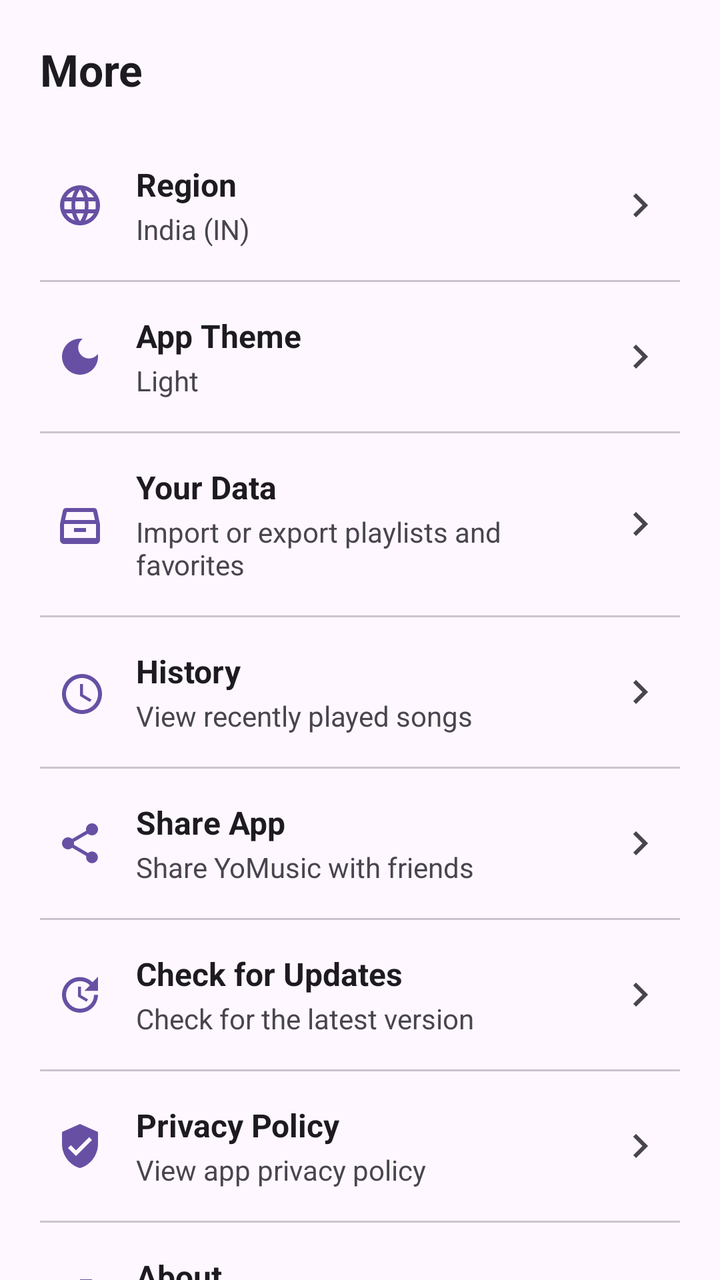
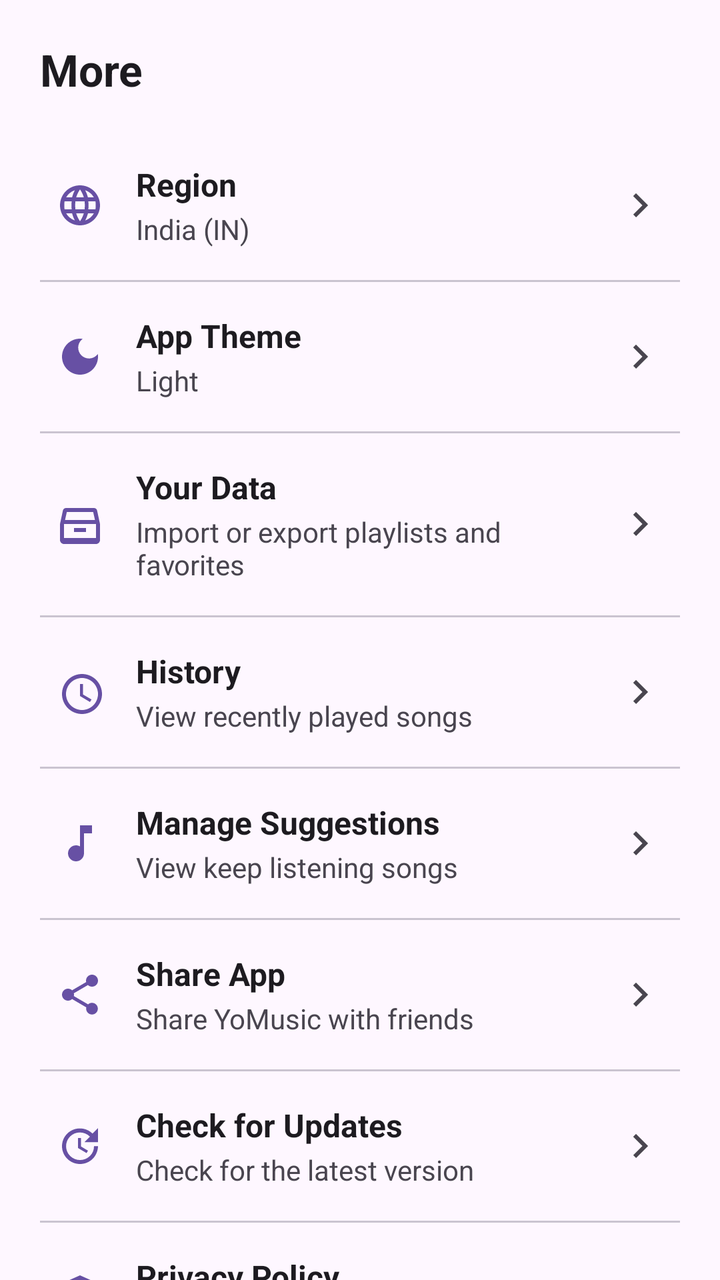

Two renders of the same Android screen: before a commit and after it. Below are the layout's source before the change and the commit's diff.
<!-- AndroidManifest.xml: application theme Theme.YoMusic -->
<!-- res/layout/fragment_more.xml -->
<?xml version="1.0" encoding="utf-8"?>
<androidx.core.widget.NestedScrollView xmlns:android="http://schemas.android.com/apk/res/android"
    xmlns:app="http://schemas.android.com/apk/res-auto"
    android:layout_width="match_parent"
    android:layout_height="match_parent"
    android:background="?attr/colorSurface">

    <LinearLayout
        android:layout_width="match_parent"
        android:layout_height="wrap_content"
        android:orientation="vertical"
        android:padding="20dp">

        <TextView
            android:layout_width="wrap_content"
            android:layout_height="wrap_content"
            android:text="More"
            android:textAppearance="@style/TextAppearance.Material3.TitleLarge"
            android:textStyle="bold"
            android:layout_marginBottom="24dp"/>

        
        <LinearLayout
            android:id="@+id/btn_region"
            android:layout_width="match_parent"
            android:layout_height="wrap_content"
            android:orientation="horizontal"
            android:gravity="center_vertical"
            android:paddingVertical="8dp"
            android:paddingHorizontal="8dp"
            android:background="?android:attr/selectableItemBackground"
            android:clickable="true"
            android:focusable="true">

            <ImageView
                android:layout_width="24dp"
                android:layout_height="24dp"
                android:src="@drawable/ic_language"
                android:contentDescription="Region"
                app:tint="?attr/colorPrimary"/>

            <LinearLayout
                android:layout_width="0dp"
                android:layout_height="wrap_content"
                android:layout_weight="1"
                android:orientation="vertical"
                android:layout_marginStart="16dp">

                <TextView
                    android:layout_width="wrap_content"
                    android:layout_height="wrap_content"
                    android:text="Region"
                    android:textSize="16sp"
                    android:textStyle="bold"
                    android:textColor="?attr/colorOnSurface"/>

                <TextView
                    android:id="@+id/tv_current_region"
                    android:layout_width="wrap_content"
                    android:layout_height="wrap_content"
                    android:text="India (IN)"
                    android:textSize="14sp"
                    android:textColor="?attr/colorOnSurfaceVariant"
                    android:layout_marginTop="2dp"/>
            </LinearLayout>

            <ImageView
                android:layout_width="24dp"
                android:layout_height="24dp"
                android:src="@drawable/ic_chevron_right"
                android:contentDescription="Chevron"
                app:tint="?attr/colorOnSurfaceVariant"/>
        </LinearLayout>

        
        <View
            android:layout_width="match_parent"
            android:layout_height="1dp"
            android:background="?attr/colorOutlineVariant"
            android:layout_marginVertical="8dp"/>

        
        <LinearLayout
            android:id="@+id/btn_theme"
            android:layout_width="match_parent"
            android:layout_height="wrap_content"
            android:orientation="horizontal"
            android:gravity="center_vertical"
            android:paddingVertical="8dp"
            android:paddingHorizontal="8dp"
            android:background="?android:attr/selectableItemBackground"
            android:clickable="true"
            android:focusable="true">

            <ImageView
                android:layout_width="24dp"
                android:layout_height="24dp"
                android:src="@drawable/ic_dark_mode"
                android:contentDescription="Theme"
                app:tint="?attr/colorPrimary"/>

            <LinearLayout
                android:layout_width="0dp"
                android:layout_height="wrap_content"
                android:layout_weight="1"
                android:orientation="vertical"
                android:layout_marginStart="16dp">

                <TextView
                    android:layout_width="wrap_content"
                    android:layout_height="wrap_content"
                    android:text="App Theme"
                    android:textSize="16sp"
                    android:textStyle="bold"
                    android:textColor="?attr/colorOnSurface"/>

                <TextView
                    android:id="@+id/tv_theme_status"
                    android:layout_width="wrap_content"
                    android:layout_height="wrap_content"
                    android:text="Light"
                    android:textSize="14sp"
                    android:textColor="?attr/colorOnSurfaceVariant"
                    android:layout_marginTop="2dp"/>
            </LinearLayout>

            <ImageView
                android:layout_width="24dp"
                android:layout_height="24dp"
                android:src="@drawable/ic_chevron_right"
                android:contentDescription="Chevron"
                app:tint="?attr/colorOnSurfaceVariant"/>
        </LinearLayout>

        
        <View
            android:layout_width="match_parent"
            android:layout_height="1dp"
            android:background="?attr/colorOutlineVariant"
            android:layout_marginVertical="8dp"/>

        
        <LinearLayout
            android:id="@+id/btn_your_data"
            android:layout_width="match_parent"
            android:layout_height="wrap_content"
            android:orientation="horizontal"
            android:gravity="center_vertical"
            android:paddingVertical="8dp"
            android:paddingHorizontal="8dp"
            android:background="?android:attr/selectableItemBackground"
            android:clickable="true"
            android:focusable="true">

            <ImageView
                android:layout_width="24dp"
                android:layout_height="24dp"
                android:src="@drawable/ic_archive"
                android:contentDescription="Your Data"
                app:tint="?attr/colorPrimary"/>

            <LinearLayout
                android:layout_width="0dp"
                android:layout_height="wrap_content"
                android:layout_weight="1"
                android:orientation="vertical"
                android:layout_marginStart="16dp">

                <TextView
                    android:layout_width="wrap_content"
                    android:layout_height="wrap_content"
                    android:text="Your Data"
                    android:textSize="16sp"
                    android:textStyle="bold"
                    android:textColor="?attr/colorOnSurface"/>

                <TextView
                    android:layout_width="wrap_content"
                    android:layout_height="wrap_content"
                    android:text="Import or export playlists and favorites"
                    android:textSize="14sp"
                    android:textColor="?attr/colorOnSurfaceVariant"
                    android:layout_marginTop="2dp"/>
            </LinearLayout>

            <ImageView
                android:layout_width="24dp"
                android:layout_height="24dp"
                android:src="@drawable/ic_chevron_right"
                android:contentDescription="Chevron"
                app:tint="?attr/colorOnSurfaceVariant"/>
        </LinearLayout>

        
        <View
            android:layout_width="match_parent"
            android:layout_height="1dp"
            android:background="?attr/colorOutlineVariant"
            android:layout_marginVertical="8dp"/>

        
        <LinearLayout
            android:id="@+id/btn_history"
            android:layout_width="match_parent"
            android:layout_height="wrap_content"
            android:orientation="horizontal"
            android:gravity="center_vertical"
            android:paddingVertical="8dp"
            android:paddingHorizontal="8dp"
            android:background="?android:attr/selectableItemBackground"
            android:clickable="true"
            android:focusable="true">

            <ImageView
                android:layout_width="24dp"
                android:layout_height="24dp"
                android:src="@drawable/ic_history"
                android:contentDescription="Song History"
                app:tint="?attr/colorPrimary"/>

            <LinearLayout
                android:layout_width="0dp"
                android:layout_height="wrap_content"
                android:layout_weight="1"
                android:orientation="vertical"
                android:layout_marginStart="16dp">

                <TextView
                    android:layout_width="wrap_content"
                    android:layout_height="wrap_content"
                    android:text="History"
                    android:textSize="16sp"
                    android:textStyle="bold"
                    android:textColor="?attr/colorOnSurface"/>

                <TextView
                    android:layout_width="wrap_content"
                    android:layout_height="wrap_content"
                    android:text="View recently played songs"
                    android:textSize="14sp"
                    android:textColor="?attr/colorOnSurfaceVariant"
                    android:layout_marginTop="2dp"/>
            </LinearLayout>

            <ImageView
                android:layout_width="24dp"
                android:layout_height="24dp"
                android:src="@drawable/ic_chevron_right"
                android:contentDescription="Chevron"
                app:tint="?attr/colorOnSurfaceVariant"/>
        </LinearLayout>

        
        <View
            android:layout_width="match_parent"
            android:layout_height="1dp"
            android:background="?attr/colorOutlineVariant"
            android:layout_marginVertical="8dp"/>

        
        <LinearLayout
            android:id="@+id/btn_share_app"
            android:layout_width="match_parent"
            android:layout_height="wrap_content"
            android:orientation="horizontal"
            android:gravity="center_vertical"
            android:paddingVertical="8dp"
            android:paddingHorizontal="8dp"
            android:background="?android:attr/selectableItemBackground"
            android:clickable="true"
            android:focusable="true">

            <ImageView
                android:layout_width="24dp"
                android:layout_height="24dp"
                android:src="@drawable/ic_share"
                android:contentDescription="Share"
                app:tint="?attr/colorPrimary"/>

            <LinearLayout
                android:layout_width="0dp"
                android:layout_height="wrap_content"
                android:layout_weight="1"
                android:orientation="vertical"
                android:layout_marginStart="16dp">

                <TextView
                    android:layout_width="wrap_content"
                    android:layout_height="wrap_content"
                    android:text="Share App"
                    android:textSize="16sp"
                    android:textStyle="bold"
                    android:textColor="?attr/colorOnSurface"/>

                <TextView
                    android:layout_width="wrap_content"
                    android:layout_height="wrap_content"
                    android:text="Share YoMusic with friends"
                    android:textSize="14sp"
                    android:textColor="?attr/colorOnSurfaceVariant"
                    android:layout_marginTop="2dp"/>
            </LinearLayout>

            <ImageView
                android:layout_width="24dp"
                android:layout_height="24dp"
                android:src="@drawable/ic_chevron_right"
                android:contentDescription="Chevron"
                app:tint="?attr/colorOnSurfaceVariant"/>
        </LinearLayout>

        
        <View
            android:layout_width="match_parent"
            android:layout_height="1dp"
            android:background="?attr/colorOutlineVariant"
            android:layout_marginVertical="8dp"/>

        
        <LinearLayout
            android:id="@+id/btn_update"
            android:layout_width="match_parent"
            android:layout_height="wrap_content"
            android:orientation="horizontal"
            android:gravity="center_vertical"
            android:paddingVertical="8dp"
            android:paddingHorizontal="8dp"
            android:background="?android:attr/selectableItemBackground"
            android:clickable="true"
            android:focusable="true">

            <ImageView
                android:layout_width="24dp"
                android:layout_height="24dp"
                android:src="@drawable/ic_update"
                android:contentDescription="Check for Updates"
                app:tint="?attr/colorPrimary"/>

            <LinearLayout
                android:layout_width="0dp"
                android:layout_height="wrap_content"
                android:layout_weight="1"
                android:orientation="vertical"
                android:layout_marginStart="16dp">

                <TextView
                    android:layout_width="wrap_content"
                    android:layout_height="wrap_content"
                    android:text="Check for Updates"
                    android:textSize="16sp"
                    android:textStyle="bold"
                    android:textColor="?attr/colorOnSurface"/>

                <TextView
                    android:layout_width="wrap_content"
                    android:layout_height="wrap_content"
                    android:text="Check for the latest version"
                    android:textSize="14sp"
                    android:textColor="?attr/colorOnSurfaceVariant"
                    android:layout_marginTop="2dp"/>
            </LinearLayout>

            <ImageView
                android:layout_width="24dp"
                android:layout_height="24dp"
                android:src="@drawable/ic_chevron_right"
                android:contentDescription="Chevron"
                app:tint="?attr/colorOnSurfaceVariant"/>
        </LinearLayout>

        
        <View
            android:layout_width="match_parent"
            android:layout_height="1dp"
            android:background="?attr/colorOutlineVariant"
            android:layout_marginVertical="8dp"/>

        
        <LinearLayout
            android:id="@+id/btn_privacy_policy"
            android:layout_width="match_parent"
            android:layout_height="wrap_content"
            android:orientation="horizontal"
            android:gravity="center_vertical"
            android:paddingVertical="8dp"
            android:paddingHorizontal="8dp"
            android:background="?android:attr/selectableItemBackground"
            android:clickable="true"
            android:focusable="true">

            <ImageView
                android:layout_width="24dp"
                android:layout_height="24dp"
                android:src="@drawable/ic_policy"
                android:contentDescription="Privacy Policy"
                app:tint="?attr/colorPrimary"/>

            <LinearLayout
                android:layout_width="0dp"
                android:layout_height="wrap_content"
                android:layout_weight="1"
                android:orientation="vertical"
                android:layout_marginStart="16dp">

                <TextView
                    android:layout_width="wrap_content"
                    android:layout_height="wrap_content"
                    android:text="Privacy Policy"
                    android:textSize="16sp"
                    android:textStyle="bold"
                    android:textColor="?attr/colorOnSurface"/>

                <TextView
                    android:layout_width="wrap_content"
                    android:layout_height="wrap_content"
                    android:text="View app privacy policy"
                    android:textSize="14sp"
                    android:textColor="?attr/colorOnSurfaceVariant"
                    android:layout_marginTop="2dp"/>
            </LinearLayout>

            <ImageView
                android:layout_width="24dp"
                android:layout_height="24dp"
                android:src="@drawable/ic_chevron_right"
                android:contentDescription="Chevron"
                app:tint="?attr/colorOnSurfaceVariant"/>
        </LinearLayout>

        
        <View
            android:layout_width="match_parent"
            android:layout_height="1dp"
            android:background="?attr/colorOutlineVariant"
            android:layout_marginVertical="8dp"/>

        
        <LinearLayout
            android:id="@+id/btn_about"
            android:layout_width="match_parent"
            android:layout_height="wrap_content"
            android:orientation="horizontal"
            android:gravity="center_vertical"
            android:paddingVertical="8dp"
            android:paddingHorizontal="8dp"
            android:background="?android:attr/selectableItemBackground"
            android:clickable="true"
            android:focusable="true">

            <ImageView
                android:layout_width="24dp"
                android:layout_height="24dp"
                android:src="@drawable/ic_music_note"
                android:contentDescription="About"
                app:tint="?attr/colorPrimary"/>

            <LinearLayout
                android:layout_width="0dp"
                android:layout_height="wrap_content"
                android:layout_weight="1"
                android:orientation="vertical"
                android:layout_marginStart="16dp">

                <TextView
                    android:layout_width="wrap_content"
                    android:layout_height="wrap_content"
                    android:text="About"
                    android:textSize="16sp"
                    android:textStyle="bold"
                    android:textColor="?attr/colorOnSurface"/>

                <TextView
                    android:id="@+id/tv_about_version"
                    android:layout_width="wrap_content"
                    android:layout_height="wrap_content"
                    android:text="YoMusic v1.0.0"
                    android:textSize="14sp"
                    android:textColor="?attr/colorOnSurfaceVariant"
                    android:layout_marginTop="2dp"/>
            </LinearLayout>

            <ImageView
                android:layout_width="24dp"
                android:layout_height="24dp"
                android:src="@drawable/ic_chevron_right"
                android:contentDescription="Chevron"
                app:tint="?attr/colorOnSurfaceVariant"/>
        </LinearLayout>

    </LinearLayout>
</androidx.core.widget.NestedScrollView>
<!-- resources referenced by this layout -->
<resources>
  <!-- drawable ic_archive (drawable) -->
  <vector xmlns:android="http://schemas.android.com/apk/res/android"
      android:width="24dp"
      android:height="24dp"
      android:viewportWidth="24"
      android:viewportHeight="24">
    <path
        android:fillColor="#FF000000"
        android:pathData="M20.54,5.23C20.39,4.57 19.8,4 19,4H5C4.2,4 3.61,4.57 3.46,5.23L2,12V20C2,21.1 2.9,22 4,22H20C21.1,22 22,21.1 22,20V12L20.54,5.23ZM5.41,6H18.59L19.48,10H4.52L5.41,6ZM4,19V12H20V19H4ZM9,14H15V16H9V14Z"/>
  </vector>
  <!-- drawable ic_chevron_right (drawable) -->
  <vector xmlns:android="http://schemas.android.com/apk/res/android"
      android:width="24dp"
      android:height="24dp"
      android:viewportWidth="24"
      android:viewportHeight="24">
    <path
        android:fillColor="#FF000000"
        android:pathData="M8.59,16.59L13.17,12L8.59,7.41L10,6l6,6l-6,6L8.59,16.59z"/>
  </vector>
  <!-- drawable ic_dark_mode (drawable) -->
  <vector xmlns:android="http://schemas.android.com/apk/res/android"
      android:width="24dp"
      android:height="24dp"
      android:viewportWidth="24"
      android:viewportHeight="24">
    <path
        android:fillColor="#FF000000"
        android:pathData="M12,3c-4.97,0 -9,4.03 -9,9s4.03,9 9,9 9,-4.03 9,-9c0,-0.46 -0.04,-0.92 -0.1,-1.36 -0.98,1.37 -2.58,2.26 -4.4,2.26 -2.98,0 -5.4,-2.42 -5.4,-5.4 0,-1.81 0.89,-3.42 2.26,-4.4C12.92,3.04 12.46,3 12,3z"/>
  </vector>
  <!-- drawable ic_history (drawable) -->
  <vector xmlns:android="http://schemas.android.com/apk/res/android"
      android:width="24dp"
      android:height="24dp"
      android:viewportWidth="24"
      android:viewportHeight="24">
    <path
        android:fillColor="#FF000000"
        android:pathData="M13,3C7.48,3 3,7.48 3,13C3,18.52 7.48,23 13,23C18.52,23 23,18.52 23,13C23,7.48 18.52,3 13,3ZM13,21C8.59,21 5,17.41 5,13C5,8.59 8.59,5 13,5C17.41,5 21,8.59 21,13C21,17.41 17.41,21 13,21ZM12,8V14L17,17L17.75,15.73L13.5,13.25V8H12Z"/>
  </vector>
  <!-- drawable ic_music_note (drawable) -->
  <vector xmlns:android="http://schemas.android.com/apk/res/android"
      android:width="24dp"
      android:height="24dp"
      android:viewportWidth="24"
      android:viewportHeight="24">
    <path
        android:fillColor="#FFFFFFFF"
        android:pathData="M12,3v10.55c-0.59,-0.34 -1.27,-0.55 -2,-0.55 -2.21,0 -4,1.79 -4,4s1.79,4 4,4 4,-1.79 4,-4V7h4V3h-6z"/>
  </vector>
  <!-- drawable ic_policy (drawable) -->
  <vector xmlns:android="http://schemas.android.com/apk/res/android"
      android:width="24dp"
      android:height="24dp"
      android:viewportWidth="24"
      android:viewportHeight="24">
    <path
        android:fillColor="#FF000000"
        android:pathData="M12,1L3,5V11C3,16.55 6.84,21.74 12,23C17.16,21.74 21,16.55 21,11V5L12,1M10,17L6,13L7.41,11.58L10,14.17L16.59,7.58L18,9L10,17Z"/>
  </vector>
  <!-- drawable ic_update (drawable) -->
  <vector xmlns:android="http://schemas.android.com/apk/res/android"
      android:width="24dp"
      android:height="24dp"
      android:viewportWidth="24"
      android:viewportHeight="24">
    <path
        android:fillColor="#FF000000"
        android:pathData="M21,10.12h-6.78l2.74-2.82c-2.73-2.7-7.15-2.8-9.88-0.1c-2.73,2.71-2.73,7.08,0,9.79s7.15,2.71,9.88,0 C18.32,15.65,19,14.08,19,12.1h2c0,1.98-0.88,4.55-2.64,6.29c-3.51,3.48-9.21,3.48-12.72,0c-3.5-3.47-3.53-9.11-0.02-12.58 s9.14-3.47,12.65,0L21,3V10.12z M12.5,8v4.25l3.5,2.08l-0.72,1.21L11,13V8H12.5z"/>
  </vector>
  <style name="Theme.YoMusic" parent="Base.Theme.YoMusic" />
  <style name="Base.Theme.YoMusic" parent="Theme.Material3.DayNight.NoActionBar">
          
          
      </style>
  <!-- unchanged entries left out for length: 2 -->
</resources>

<!-- the commit's change to res/layout/fragment_more.xml (unified diff, before → after) -->
@@ -259,6 +259,65 @@
 
         
         <LinearLayout
+            android:id="@+id/btn_manage_suggestions"
+            android:layout_width="match_parent"
+            android:layout_height="wrap_content"
+            android:orientation="horizontal"
+            android:gravity="center_vertical"
+            android:paddingVertical="8dp"
+            android:paddingHorizontal="8dp"
+            android:background="?android:attr/selectableItemBackground"
+            android:clickable="true"
+            android:focusable="true">
+
+            <ImageView
+                android:layout_width="24dp"
+                android:layout_height="24dp"
+                android:src="@drawable/ic_music_note"
+                android:contentDescription="Manage Suggestions"
+                app:tint="?attr/colorPrimary"/>
+
+            <LinearLayout
+                android:layout_width="0dp"
+                android:layout_height="wrap_content"
+                android:layout_weight="1"
+                android:orientation="vertical"
+                android:layout_marginStart="16dp">
+
+                <TextView
+                    android:layout_width="wrap_content"
+                    android:layout_height="wrap_content"
+                    android:text="Manage Suggestions"
+                    android:textSize="16sp"
+                    android:textStyle="bold"
+                    android:textColor="?attr/colorOnSurface"/>
+
+                <TextView
+                    android:layout_width="wrap_content"
+                    android:layout_height="wrap_content"
+                    android:text="View keep listening songs"
+                    android:textSize="14sp"
+                    android:textColor="?attr/colorOnSurfaceVariant"
+                    android:layout_marginTop="2dp"/>
+            </LinearLayout>
+
+            <ImageView
+                android:layout_width="24dp"
+                android:layout_height="24dp"
+                android:src="@drawable/ic_chevron_right"
+                android:contentDescription="Chevron"
+                app:tint="?attr/colorOnSurfaceVariant"/>
+        </LinearLayout>
+
+        
+        <View
+            android:layout_width="match_parent"
+            android:layout_height="1dp"
+            android:background="?attr/colorOutlineVariant"
+            android:layout_marginVertical="8dp"/>
+
+        
+        <LinearLayout
             android:id="@+id/btn_share_app"
             android:layout_width="match_parent"
             android:layout_height="wrap_content"
